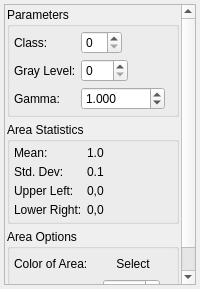
BlueQuartzSoftware/EMMPMWorkbench, file Code/EmMpmGui/UI_Files/UserInitAreaWidget.ui: the form before one commit.
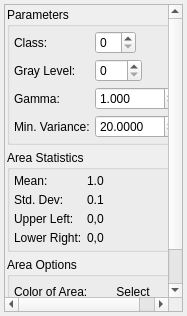
The form after the commit.

Commit message: Fixing crashing issue when a new base image file was opened or dragged into the GraphicsView the UserInitAreas were not properly being deleted from the last session.

Patch:
```diff
--- a/Code/EmMpmGui/UI_Files/UserInitAreaWidget.ui
+++ b/Code/EmMpmGui/UI_Files/UserInitAreaWidget.ui
@@ -6,8 +6,8 @@
    <rect>
     <x>0</x>
     <y>0</y>
-    <width>200</width>
-    <height>289</height>
+    <width>187</width>
+    <height>316</height>
    </rect>
   </property>
   <property name="windowTitle">
@@ -30,8 +30,8 @@
        <rect>
         <x>0</x>
         <y>0</y>
-        <width>190</width>
-        <height>279</height>
+        <width>177</width>
+        <height>306</height>
        </rect>
       </property>
       <layout class="QVBoxLayout" name="verticalLayout_2">
@@ -110,6 +110,32 @@
             </property>
            </widget>
           </item>
+          <item row="4" column="0">
+           <widget class="QLabel" name="label_10">
+            <property name="text">
+             <string>Min. Variance:</string>
+            </property>
+           </widget>
+          </item>
+          <item row="4" column="1">
+           <widget class="QDoubleSpinBox" name="m_MinVariance">
+            <property name="decimals">
+             <number>4</number>
+            </property>
+            <property name="minimum">
+             <double>0.250000000000000</double>
+            </property>
+            <property name="maximum">
+             <double>9999.989999999999782</double>
+            </property>
+            <property name="singleStep">
+             <double>1.000000000000000</double>
+            </property>
+            <property name="value">
+             <double>20.000000000000000</double>
+            </property>
+           </widget>
+          </item>
          </layout>
         </widget>
        </item>
```
The commit also changes 10 other files.
